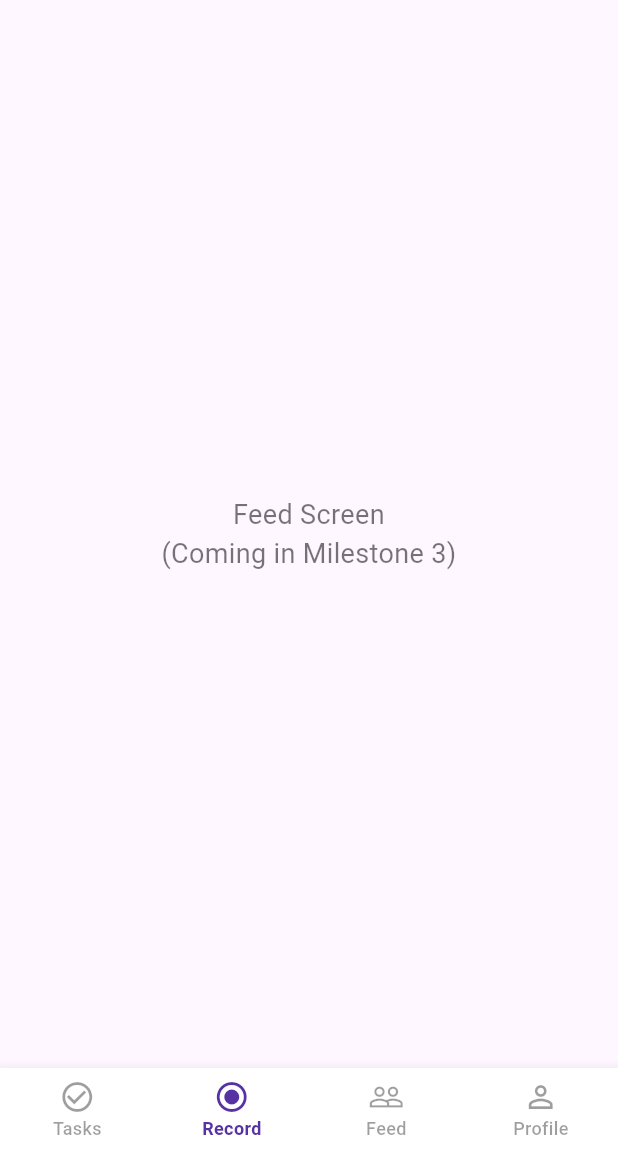
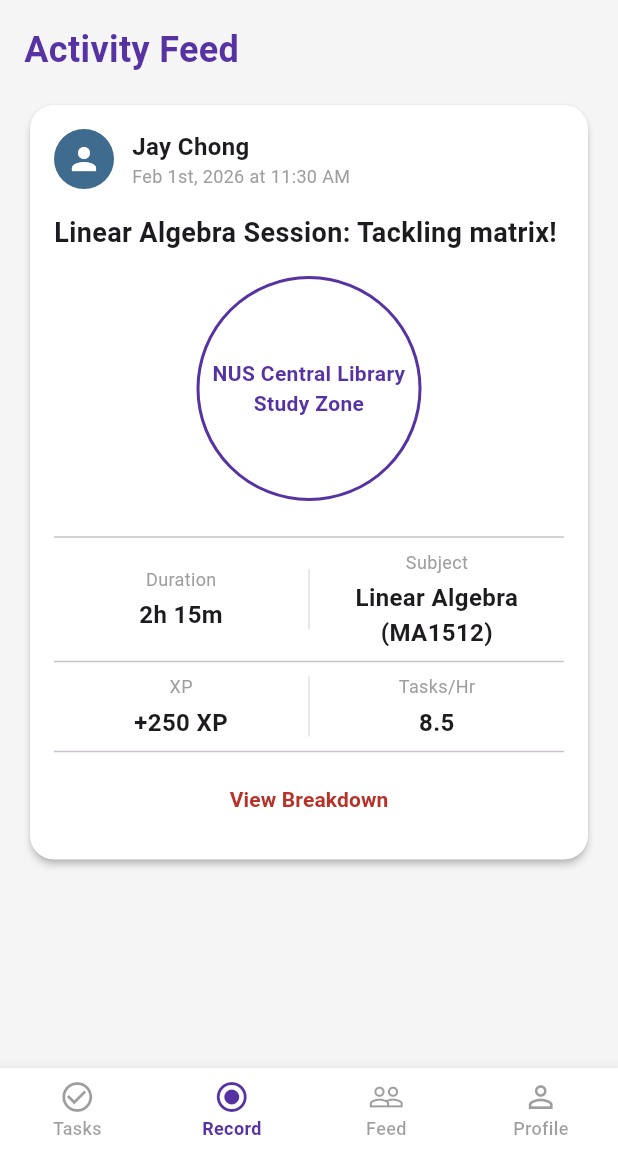
Before and after one commit to jeevan764/lockedin, a Flutter app: the DashboardScreen screen opened directly, item 2 of the bottom bar chosen, on a phone screen of 412 x 824 dp, the part 84-1236 px from its top. Run offline on Flutter 3.47's test engine with Material 3 defaults, Android fonts, the phone set to English and light mode, and no system bars; our stand-ins replace supabase_flutter; accounts and stored records are empty.

Commit message:
feed screen

```diff
--- a/lib/screens/dashboard_screen.dart
+++ b/lib/screens/dashboard_screen.dart
@@ -1,5 +1,6 @@
 // lib/screens/dashboard_screen.dart
 import 'package:flutter/material.dart';
+import 'feed_screen.dart';
 //import 'tasks_screen.dart'; // Ensure this file exists in the same directory
 
 class DashboardScreen extends StatefulWidget {
@@ -17,7 +18,7 @@ class _DashboardScreenState extends State<DashboardScreen> {
   final List<Widget> _pages = [
     //const TasksScreen(), // Loads the dropdown module workspace by default
     const Center(child: Text('Record Screen\n(Coming in Milestone 2)', textAlign: TextAlign.center, style: TextStyle(fontSize: 18, color: Colors.black54))),
-    const Center(child: Text('Feed Screen\n(Coming in Milestone 3)', textAlign: TextAlign.center, style: TextStyle(fontSize: 18, color: Colors.black54))),
+    const FeedScreen(),
     const Center(child: Text('Profile Screen\n(Coming in Milestone 2)', textAlign: TextAlign.center, style: TextStyle(fontSize: 18, color: Colors.black54))),
   ];
 
--- /dev/null
+++ b/lib/screens/feed_screen.dart
@@ -0,0 +1,151 @@
+// lib/screens/feed_screen.dart
+import 'package:flutter/material.dart';
+
+class FeedScreen extends StatelessWidget {
+  const FeedScreen({super.key});
+
+  @override
+  Widget build(BuildContext context) {
+    return Container(
+      color: Colors.grey[100],
+      height: double.infinity,
+      width: double.infinity,
+      child: SingleChildScrollView(
+        padding: const EdgeInsets.all(16.0),
+        child: Column(
+          crossAxisAlignment: CrossAxisAlignment.start,
+          children: [
+            const Text(
+              'Activity Feed',
+              style: TextStyle(
+                fontSize: 24,
+                fontWeight: FontWeight.bold,
+                color: Color(0xff5732a3) // Matches your branding
+              ),
+            ),
+            const SizedBox(height: 16),
+            _buildPostCard(),
+            const SizedBox(height: 16),
+            // You can copy and paste _buildPostCard() multiple times here to show a scrolling feed
+          ],
+        ),
+      ),
+    );
+  }
+
+  Widget _buildPostCard() {
+    return Card(
+      elevation: 2,
+      color: Colors.white,
+      shape: RoundedRectangleBorder(borderRadius: BorderRadius.circular(16)),
+      child: Padding(
+        padding: const EdgeInsets.all(16.0),
+        child: Column(
+          crossAxisAlignment: CrossAxisAlignment.start,
+          children: [
+            // User Info Row
+            Row(
+              children: [
+                const CircleAvatar(
+                  backgroundColor: Color(0xff3f6b8e),
+                  child: Icon(Icons.person, color: Colors.white),
+                ),
+                const SizedBox(width: 12),
+                Column(
+                  crossAxisAlignment: CrossAxisAlignment.start,
+                  children: const [
+                    Text('Jay Chong', style: TextStyle(fontWeight: FontWeight.bold, fontSize: 16)),
+                    Text('Feb 1st, 2026 at 11:30 AM', style: TextStyle(color: Colors.grey, fontSize: 12)),
+                  ],
+                ),
+              ],
+            ),
+            const SizedBox(height: 16),
+
+            // Session Title
+            const Text(
+              'Linear Algebra Session: Tackling matrix!',
+              style: TextStyle(fontSize: 18, fontWeight: FontWeight.w600),
+            ),
+            const SizedBox(height: 16),
+
+            // Map Placeholder
+            Center(
+              child: Container(
+                height: 150,
+                width: 150,
+                decoration: BoxDecoration(
+                  shape: BoxShape.circle,
+                  border: Border.all(color: const Color(0xff5732a3), width: 2),
+                ),
+                child: const Center(
+                  child: Text(
+                    'NUS Central Library\nStudy Zone',
+                    textAlign: TextAlign.center,
+                    style: TextStyle(color: const Color(0xff5732a3), fontWeight: FontWeight.bold),
+                  ),
+                ),
+              ),
+            ),
+            const SizedBox(height: 16),
+            const Divider(),
+
+            // Stats Grid
+            Row(
+              mainAxisAlignment: MainAxisAlignment.spaceEvenly,
+              children: [
+                _buildStatColumn('Duration', '2h 15m'),
+                _buildVerticalDivider(),
+                _buildStatColumn('Subject', 'Linear Algebra\n(MA1512)'),
+              ],
+            ),
+            const Divider(),
+            Row(
+              mainAxisAlignment: MainAxisAlignment.spaceEvenly,
+              children: [
+                _buildStatColumn('XP', '+250 XP'),
+                _buildVerticalDivider(),
+                _buildStatColumn('Tasks/Hr', '8.5'),
+              ],
+            ),
+            const Divider(),
+
+            // View Breakdown Button
+            Center(
+              child: TextButton(
+                onPressed: () {
+                  print("View Breakdown clicked");
+                },
+                child: const Text(
+                  'View Breakdown',
+                  style: TextStyle(color: Color(0xffb73229), fontWeight: FontWeight.bold), // Matches red accent
+                ),
+              ),
+            ),
+          ],
+        ),
+      ),
+    );
+  }
+
+  // Helper widget for the grid stats
+  Widget _buildStatColumn(String label, String value) {
+    return Expanded(
+      child: Column(
+        children: [
+          Text(label, style: const TextStyle(color: Colors.grey, fontSize: 12)),
+          const SizedBox(height: 4),
+          Text(
+            value,
+            textAlign: TextAlign.center,
+            style: const TextStyle(fontWeight: FontWeight.bold, fontSize: 16),
+          ),
+        ],
+      ),
+    );
+  }
+
+  Widget _buildVerticalDivider() {
+    return Container(height: 40, width: 1, color: Colors.grey[300]);
+  }
+}
```
